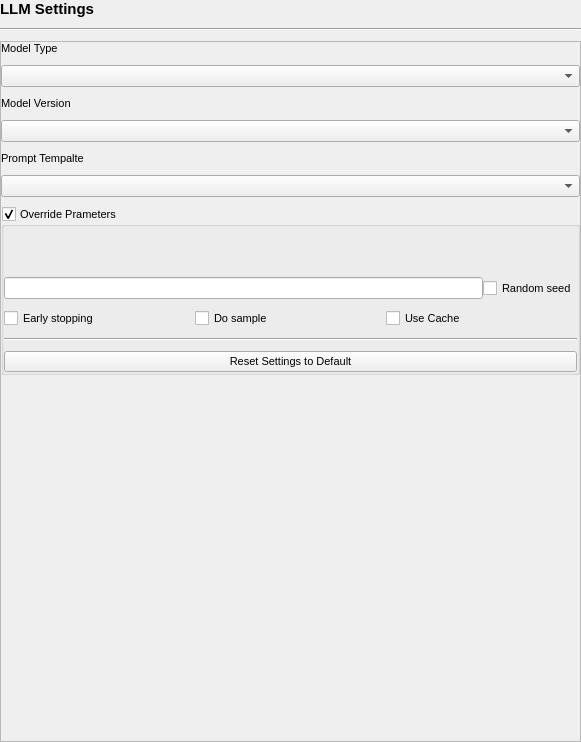
Above: src/airunner/widgets/llm/templates/llm_settings.ui from Capsize-Games/airunner before the change. Below: the same form after it.
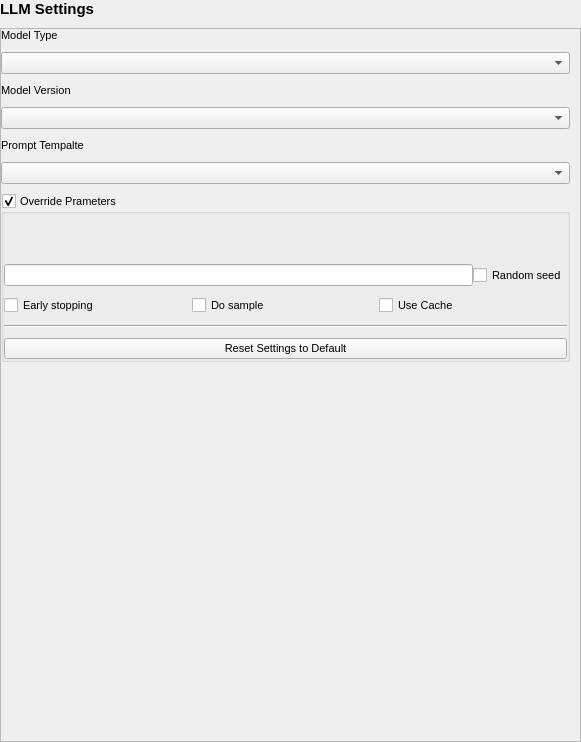
That is the form after the change. Custom widgets are drawn as their Qt base class.

Diff of the .ui file:
```diff
--- a/src/airunner/widgets/llm/templates/llm_settings.ui
+++ b/src/airunner/widgets/llm/templates/llm_settings.ui
@@ -46,13 +46,6 @@
     </widget>
    </item>
    <item row="1" column="0">
-    <widget class="Line" name="line_2">
-     <property name="orientation">
-      <enum>Qt::Orientation::Horizontal</enum>
-     </property>
-    </widget>
-   </item>
-   <item row="2" column="0">
     <widget class="QScrollArea" name="scrollArea">
      <property name="frameShadow">
       <enum>QFrame::Shadow::Plain</enum>
@@ -69,7 +62,7 @@
         <x>0</x>
         <y>0</y>
         <width>579</width>
-        <height>700</height>
+        <height>713</height>
        </rect>
       </property>
       <layout class="QGridLayout" name="gridLayout">
@@ -80,7 +73,7 @@
         <number>0</number>
        </property>
        <property name="rightMargin">
-        <number>0</number>
+        <number>10</number>
        </property>
        <property name="bottomMargin">
         <number>0</number>
```
Left out of the diff: 26 changed lines with no effect on the pictures.
